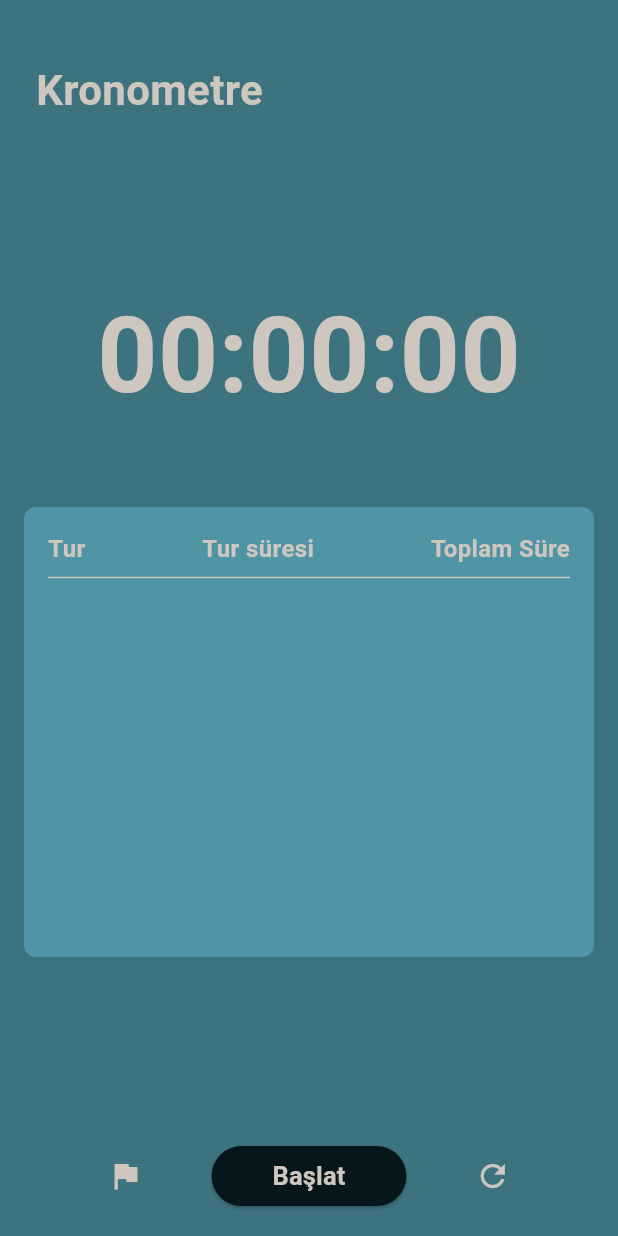
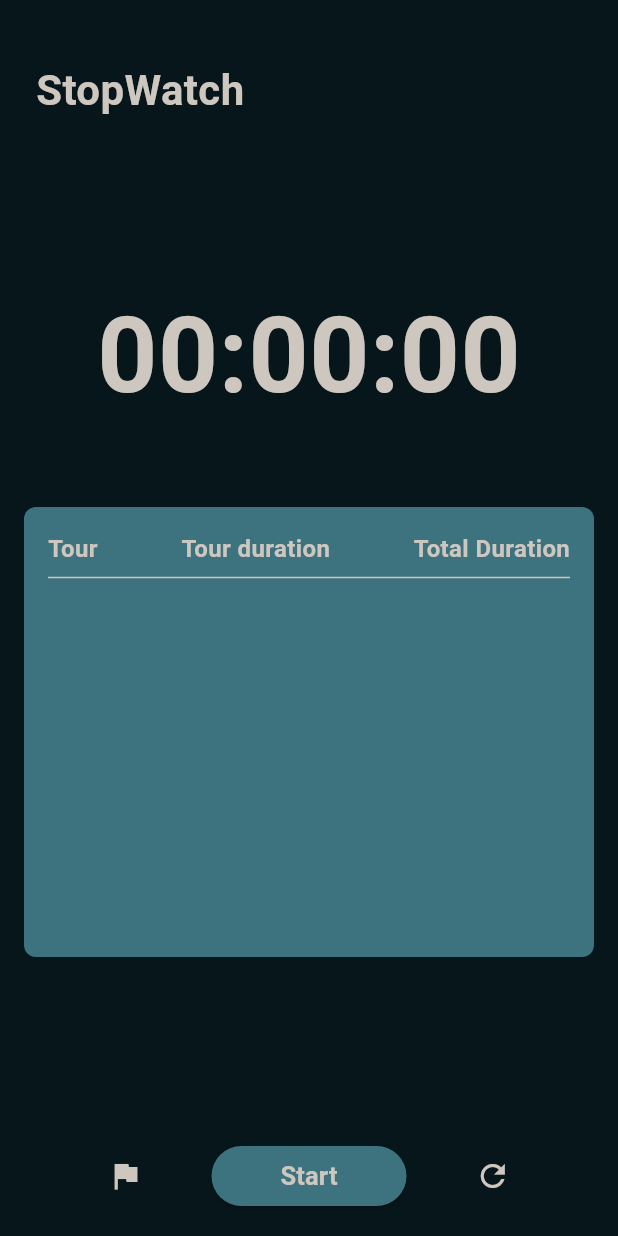
Before and after one commit to rasitesdmr/pokeme, a Flutter app: the StopWatchScreen screen opened directly, on a phone screen of 412 x 824 dp. Run offline on Flutter 3.47's test engine with Material 3 defaults, Android fonts, the phone set to English and light mode, and no system bars; our stand-ins replace dotted_border, flutter_local_notifications, flutter_slidable, rxdart, sensors, sqflite; missing offline and left inert: android_alarm_manager_plus, android_intent, flutter_analog_clock; accounts and stored records are empty.

Commit message:
Stopwatch colors updated, Stotwatch language fixed

```diff
--- a/lib/screens/stopwatch_screens.dart
+++ b/lib/screens/stopwatch_screens.dart
@@ -38,7 +38,7 @@ class _StopWatchScreenState extends State<StopWatchScreen> {
   }
 
   String _calculateTotalTime() {
-    int totalSeconds = laps.fold<int>(0, (previous, lap) => previous + (lap['tur_suresi'] as int? ?? 0));
+    int totalSeconds = laps.fold<int>(0, (previous, lap) => previous + (lap['tour_duration'] as int? ?? 0));
     int totalHours = totalSeconds ~/ 3600;
     int totalMinutes = (totalSeconds % 3600) ~/ 60;
     int totalRemainingSeconds = totalSeconds % 60;
@@ -52,9 +52,9 @@ class _StopWatchScreenState extends State<StopWatchScreen> {
     String lapTime = _formatTime(currentSeconds);
 
     Map<String, dynamic> lapData = {
-      'tur': laps.length + 1,
-      'tur_suresi': (laps.isEmpty) ? "0:00:00" : _calculateDifference(lapTime),
-      'toplam_sure': (laps.isEmpty) ? "0:00:00" : lapTime,
+      'tour': laps.length + 1,
+      'tour_duration': (laps.isEmpty) ? "0:00:00" : _calculateDifference(lapTime),
+      'total_duration': (laps.isEmpty) ? "0:00:00" : lapTime,
     };
 
     setState(() {
@@ -65,7 +65,7 @@ class _StopWatchScreenState extends State<StopWatchScreen> {
   String _calculateDifference(String currentLapTime) {
     int currentSeconds = _calculateSeconds(currentLapTime);
 
-    String previousLapTime = laps.last['toplam_sure'];
+    String previousLapTime = laps.last['total_duration'];
     int previousSeconds = _calculateSeconds(previousLapTime);
 
     int differenceSeconds = currentSeconds - previousSeconds;
@@ -159,7 +159,7 @@ class _StopWatchScreenState extends State<StopWatchScreen> {
   @override
   Widget build(BuildContext context) {
     return Scaffold(
-      backgroundColor: AppColorPalette.pageBackgroundColor[1],
+      backgroundColor: AppColorPalette.pageBackgroundColor[0],
       body: SafeArea(
         child: Padding(
           padding: const EdgeInsets.only(left: 16.0, right: 16.0, bottom: 16.0, top: 40.0),
@@ -172,7 +172,7 @@ class _StopWatchScreenState extends State<StopWatchScreen> {
                 child: Column(
                   children: [
                     Text(
-                      "Kronometre",
+                      "StopWatch",
                       style: TextStyle(
                         color: AppColorPalette.primaryTextColor[0],
                         fontSize: 28.0,
@@ -210,7 +210,7 @@ class _StopWatchScreenState extends State<StopWatchScreen> {
                         mainAxisAlignment: MainAxisAlignment.spaceBetween,
                         children: [
                           Text(
-                            "Tur",
+                            "Tour",
                             style: TextStyle(
                               color: AppColorPalette.primaryTextColor[0],
                               fontSize: 16.0,
@@ -218,7 +218,7 @@ class _StopWatchScreenState extends State<StopWatchScreen> {
                             ),
                           ),
                           Text(
-                            "Tur süresi",
+                            "Tour duration",
                             style: TextStyle(
                               color: AppColorPalette.primaryTextColor[0],
                               fontSize: 16.0,
@@ -226,7 +226,7 @@ class _StopWatchScreenState extends State<StopWatchScreen> {
                             ),
                           ),
                           Text(
-                            "Toplam Süre",
+                            "Total Duration",
                             style: TextStyle(
                               color: AppColorPalette.primaryTextColor[0],
                               fontSize: 16.0,
@@ -244,21 +244,21 @@ class _StopWatchScreenState extends State<StopWatchScreen> {
                           mainAxisAlignment: MainAxisAlignment.spaceBetween,
                           children: [
                             Text(
-                              "${lap['tur']}",
+                              "${lap['tour']}",
                               style: TextStyle(
                                 color: AppColorPalette.primaryTextColor[0],
                                 fontSize: 16.0,
                               ),
                             ),
                             Text(
-                              "${lap['tur_suresi']} saniye",
+                              "${lap['tour_duration']} second",
                               style: TextStyle(
                                 color: AppColorPalette.primaryTextColor[0],
                                 fontSize: 16.0,
                               ),
                             ),
                             Text(
-                              "${lap['toplam_sure'] ?? '0:00:00'}",
+                              "${lap['total_duration'] ?? '0:00:00'}",
                               style: TextStyle(
                                 color: AppColorPalette.primaryTextColor[0],
                                 fontSize: 16.0,
@@ -296,11 +296,11 @@ class _StopWatchScreenState extends State<StopWatchScreen> {
                       (!started) ? start() : stop();
                     },
                     style: ElevatedButton.styleFrom(
-                      backgroundColor: AppColorPalette.buttonColor,
+                      backgroundColor: AppColorPalette.stopWatchButtonColor,
                       minimumSize: const Size(130, 40),
                     ),
                     child: Text(
-                      (!started) ? "Başlat" : "Durdur",
+                      (!started) ? "Start" : "Stop",
                       style: TextStyle(color: AppColorPalette.primaryTextColor[0],
                       fontWeight: FontWeight.bold,
                         fontSize: 17
--- a/lib/styles/app_color_palette.dart
+++ b/lib/styles/app_color_palette.dart
@@ -17,7 +17,8 @@ class AppColorPalette {
   static Color hourHandStatColor = Color(0xFFC279FB);
   static Color hourHandEndColor = Color(0xFFEA74AB);
 
-  static Color stopWatchTourScreenColor = Color(0xFF4F95A5);
+  static Color stopWatchTourScreenColor = Color(0xFF3D737F);
+  static Color stopWatchButtonColor = Color(0xFF3D737F);
 
   static List<Color> alarmItemBackgraoundColor = [Color(0xFF2E505F), Color(0xFF538F99), Color(0xFFa5a5a5)];
   static List<Color> alarmItemTextColor = [Color(0xFFD9D9D9), Color(0xFF1C3039)];
```
